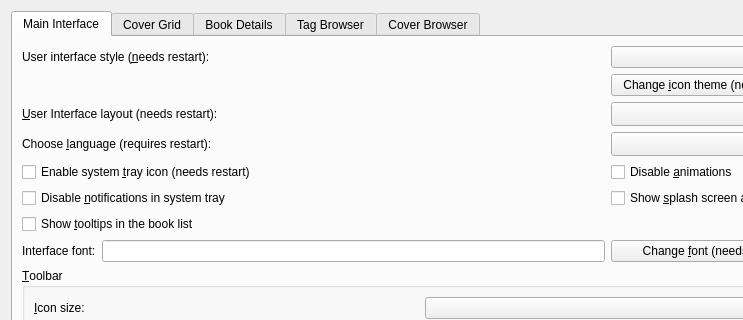
Before: the Qt Designer form src/calibre/gui2/preferences/look_feel.ui in debian-calibre/calibre, drawn with Qt 5; both pictures show x 0 to 743 and y 0 to 320 of the 843 by 546 pixel window.
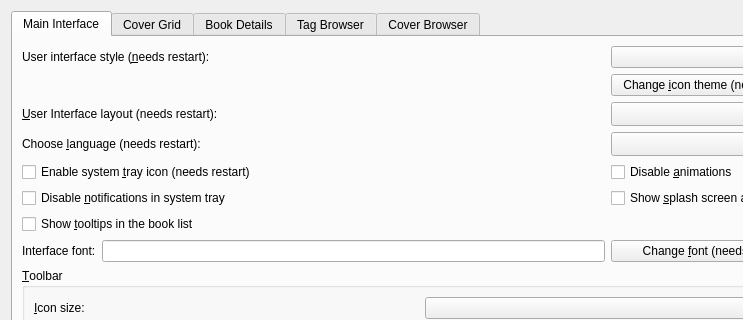
After: the same form once the commit is applied. Icons and pictures are not drawn. Custom widgets are drawn as their Qt base class.

```diff
--- a/src/calibre/gui2/preferences/look_feel.ui
+++ b/src/calibre/gui2/preferences/look_feel.ui
@@ -139,7 +139,7 @@
        <item row="3" column="0">
         <widget class="QLabel" name="label_7">
          <property name="text">
-          <string>Choose &amp;language (requires restart):</string>
+          <string>Choose &amp;language (needs restart):</string>
          </property>
          <property name="buddy">
           <cstring>opt_language</cstring>
```
